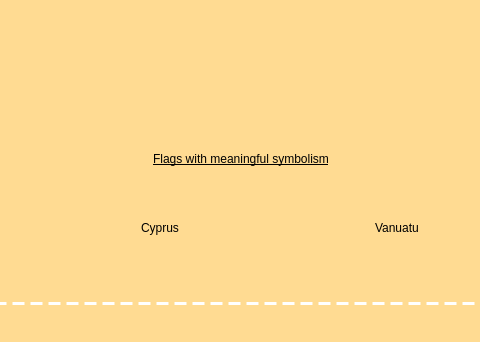
Above: meaningfulsymbolismlesson.ui from zxjorge/EDApp before the change; both pictures show x 142 to 622 and y 123 to 465 of the 766 by 465 pixel window. Below: the same form after it.
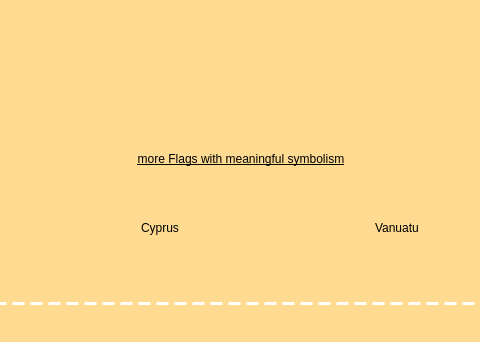
That is the form after the change. The open tabs and pages were chosen to show the change. Icons and pictures are not drawn.

Commit message: Changed the header labels for lessons

The edit to the form file:
```diff
--- a/meaningfulsymbolismlesson.ui
+++ b/meaningfulsymbolismlesson.ui
@@ -392,7 +392,7 @@
 text-decoration: underline;</string>
                </property>
                <property name="text">
-                <string>Flags with meaningful symbolism</string>
+                <string>more Flags with meaningful symbolism</string>
                </property>
                <property name="alignment">
                 <set>Qt::AlignCenter</set>
```
Left out of the diff: 2 changed lines with no effect on the pictures. The commit also changes 2 other files.
